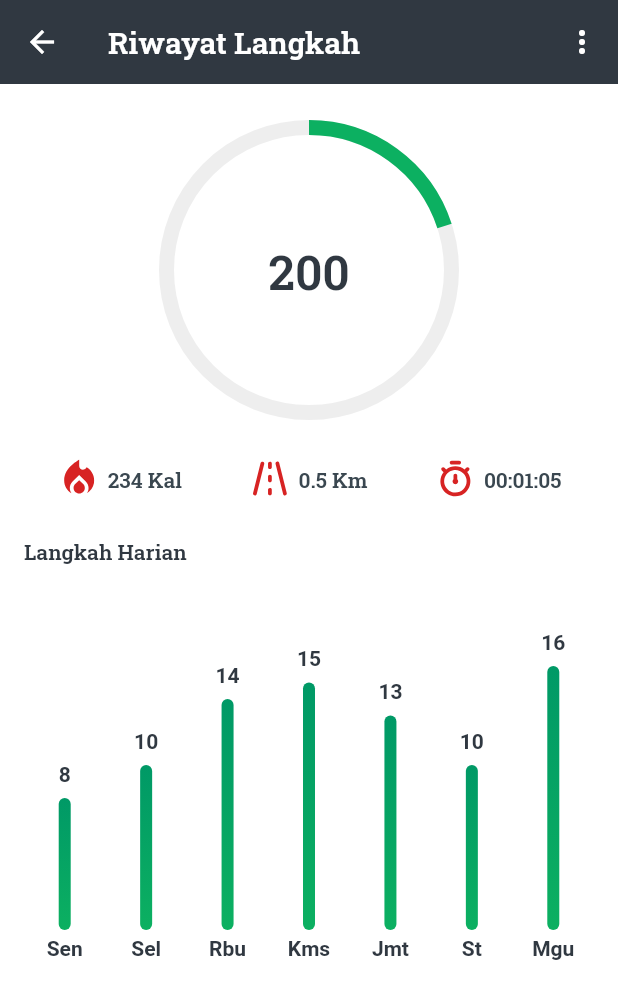
After one commit to roningrum/my_darling_app, a Flutter app: the screen it shows after launch, after a tap on "Langkah Hari Ini", on a phone screen of 412 x 824 dp. The commit adds this screen. Shown: the top 999 px of the screen. Run offline on Flutter 3.47's test engine with Material 2 defaults, Android fonts, the phone set to English and light mode, and no system bars; drawn by our look-alikes of fl_chart, percent_indicator; our stand-ins replace flutter_svg.

Commit message:
add riwayat langkah page

```diff
--- a/lib/page/home_screen.dart
+++ b/lib/page/home_screen.dart
@@ -1,5 +1,6 @@
 import 'package:flutter/material.dart';
 import 'package:flutter_svg/flutter_svg.dart';
+import 'package:my_darling_app/pedometer_page/pedometer_screen.dart';
 import 'package:my_darling_app/theme/theme.dart';
 import 'package:my_darling_app/widget/home_artikel_berita_item.dart';
 import 'package:my_darling_app/widget/home_menu_widget.dart';
@@ -40,7 +41,9 @@ class _HomeScreenState extends State<HomeScreen> {
                 crossAxisAlignment: CrossAxisAlignment.start,
                 children: [
                   Text('Selamat Pagi, Bambang Mulyanto', style:title.copyWith(fontSize: 16.0, color: primaryBlueBlack)),
-                  bannerWalking(),
+                  InkWell(child: bannerWalking(), onTap: (){
+                    Navigator.push(context, MaterialPageRoute(builder: (context) => const PedometerScreen()));
+                  }),
                   const SizedBox(
                     height: 24.0,
                   ),
@@ -93,8 +96,8 @@ class _HomeScreenState extends State<HomeScreen> {
         ),
       ),
       child: Row(
+        mainAxisAlignment:MainAxisAlignment.spaceAround,
         crossAxisAlignment: CrossAxisAlignment.start,
-        mainAxisAlignment:MainAxisAlignment.spaceAround,
         children: [
           Column(
             crossAxisAlignment: CrossAxisAlignment.start,
--- /dev/null
+++ b/lib/pedometer_page/pedometer_screen.dart
@@ -0,0 +1,261 @@
+import 'package:fl_chart/fl_chart.dart';
+import 'package:flutter/material.dart';
+import 'package:flutter_svg/flutter_svg.dart';
+import 'package:my_darling_app/theme/theme.dart';
+import 'package:percent_indicator/percent_indicator.dart';
+
+class PedometerScreen extends StatelessWidget {
+  const PedometerScreen({Key? key}) : super(key: key);
+
+  @override
+  Widget build(BuildContext context) {
+    return Scaffold(
+      backgroundColor: white,
+      appBar: AppBar(
+        backgroundColor: primaryBlueBlack,
+        iconTheme: const IconThemeData(
+          color: Colors.white, //change your color here
+        ),
+        elevation: 0,
+        title: Text('Riwayat Langkah', style: title.copyWith(color: white)),
+        actions: [
+          IconButton(onPressed: (){}, icon: Icon(Icons.more_vert,color: white))
+        ],
+      ),
+      body: Container(
+        padding: const EdgeInsets.only(left: 16.0, right: 16.0, top: 24.0),
+        child: Column(
+          crossAxisAlignment: CrossAxisAlignment.start,
+          children: [
+            Center(
+              child:CircularPercentIndicator(
+                radius: 100.0,
+                lineWidth: 10.0,
+                percent: 20/100,
+                center: Text('200', style: title.copyWith(fontSize: 32.0, color: primaryBlueBlack)),
+                backgroundColor: greyColor,
+                progressColor: const Color(0xff0CB061),
+              ),
+            ),
+            const SizedBox(height: 24.0),
+            Row(
+              mainAxisAlignment: MainAxisAlignment.spaceAround,
+              children: [
+                Row(
+                  children: [
+                    SvgPicture.asset('assets/icons/riwayat_kalori.svg', width: 30, height: 30),
+                    const SizedBox(width: 4.0),
+                    Text('234 Kal', style: regular.copyWith(color: secondaryBlueBlack, fontWeight: FontWeight.w600))
+                  ],
+                ),
+                Row(
+                  children: [
+                    SvgPicture.asset('assets/icons/distance.svg', width: 30, height: 30),
+                    const SizedBox(width: 4.0),
+                    Text('0.5 Km', style: regular.copyWith(color: secondaryBlueBlack, fontWeight: FontWeight.w600))
+                  ],
+                ),
+                Row(
+                  children: [
+                    SvgPicture.asset('assets/icons/time.svg', width: 30, height: 30),
+                    const SizedBox(width: 4.0),
+                    Text('00:01:05', style: regular.copyWith(color: secondaryBlueBlack, fontWeight: FontWeight.w600))
+                  ],
+                ),
+              ],
+            ),
+            const SizedBox(height: 24.0),
+            Text('Langkah Harian', style: title.copyWith(color: primaryBlueBlack)),
+            const SizedBox(height: 24.0),
+            SizedBox(
+              height: 250,
+              child: AspectRatio(
+                aspectRatio: 1.6,
+                child: BarChart(
+                  BarChartData(
+                    barTouchData: barTouchData,
+                    titlesData: titlesData,
+                    borderData: borderData,
+                    barGroups: barGroups,
+                    gridData: FlGridData(show: false),
+                    alignment: BarChartAlignment.spaceAround,
+                    maxY: 20,
+                  ),
+                ),
+              ),
+            )
+          ],
+        ),
+      ),
+    );
+  }
+
+  BarTouchData get barTouchData => BarTouchData(
+    enabled: true,
+    touchTooltipData: BarTouchTooltipData(
+      tooltipBgColor: Colors.transparent,
+      tooltipPadding: EdgeInsets.zero,
+      tooltipMargin: 8,
+      getTooltipItem: (
+          BarChartGroupData group,
+          int groupIndex,
+          BarChartRodData rod,
+          int rodIndex,
+          ) {
+        return BarTooltipItem(
+          rod.toY.round().toString(),
+          TextStyle(
+            color: primaryBlueBlack,
+            fontWeight: FontWeight.bold,
+          ),
+        );
+      },
+    ),
+  );
+
+  Widget getTitles(double value, TitleMeta meta) {
+    final style = TextStyle(
+      color: primaryBlueBlack,
+      fontWeight: FontWeight.bold,
+      fontSize: 14,
+    );
+    String text;
+    switch (value.toInt()) {
+      case 0:
+        text = 'Sen';
+        break;
+      case 1:
+        text = 'Sel';
+        break;
+      case 2:
+        text = 'Rbu';
+        break;
+      case 3:
+        text = 'Kms';
+        break;
+      case 4:
+        text = 'Jmt';
+        break;
+      case 5:
+        text = 'St';
+        break;
+      case 6:
+        text = 'Mgu';
+        break;
+      default:
+        text = '';
+        break;
+    }
+    return SideTitleWidget(
+      axisSide: meta.axisSide,
+      space: 4,
+      child: Text(text, style: style),
+    );
+  }
+
+  FlTitlesData get titlesData => FlTitlesData(
+    show: true,
+    bottomTitles: AxisTitles(
+      sideTitles: SideTitles(
+        showTitles: true,
+        reservedSize: 30,
+        getTitlesWidget: getTitles,
+      ),
+    ),
+    leftTitles: AxisTitles(
+      sideTitles: SideTitles(showTitles: false),
+    ),
+    topTitles: AxisTitles(
+      sideTitles: SideTitles(showTitles: false),
+    ),
+    rightTitles: AxisTitles(
+      sideTitles: SideTitles(showTitles: false),
+    ),
+  );
+
+  FlBorderData get borderData => FlBorderData(
+    show: false,
+  );
+
+  LinearGradient get _barsGradient => const LinearGradient(
+    colors: [
+      Color(0xff0CB061),
+      Color(0xff009966),
+    ],
+    begin: Alignment.bottomCenter,
+    end: Alignment.topCenter,
+  );
+
+  List<BarChartGroupData> get barGroups => [
+    BarChartGroupData(
+      x: 0,
+      barRods: [
+        BarChartRodData(
+          toY: 8,
+          gradient: _barsGradient,
+        )
+      ],
+      showingTooltipIndicators: [0],
+    ),
+    BarChartGroupData(
+      x: 1,
+      barRods: [
+        BarChartRodData(
+          toY: 10,
+          gradient: _barsGradient,
+        )
+      ],
+      showingTooltipIndicators: [0],
+    ),
+    BarChartGroupData(
+      x: 2,
+      barRods: [
+        BarChartRodData(
+          toY: 14,
+          gradient: _barsGradient,
+        )
+      ],
+      showingTooltipIndicators: [0],
+    ),
+    BarChartGroupData(
+      x: 3,
+      barRods: [
+        BarChartRodData(
+          toY: 15,
+          gradient: _barsGradient,
+        )
+      ],
+      showingTooltipIndicators: [0],
+    ),
+    BarChartGroupData(
+      x: 4,
+      barRods: [
+        BarChartRodData(
+          toY: 13,
+          gradient: _barsGradient,
+        )
+      ],
+      showingTooltipIndicators: [0],
+    ),
+    BarChartGroupData(
+      x: 5,
+      barRods: [
+        BarChartRodData(
+          toY: 10,
+          gradient: _barsGradient,
+        )
+      ],
+      showingTooltipIndicators: [0],
+    ),
+    BarChartGroupData(
+      x: 6,
+      barRods: [
+        BarChartRodData(
+          toY: 16,
+          gradient: _barsGradient,
+        )
+      ],
+      showingTooltipIndicators: [0],
+    ),
+  ];
+}
--- a/pubspec.yaml
+++ b/pubspec.yaml
@@ -37,6 +37,7 @@ dependencies:
   cupertino_icons: ^1.0.2
   flutter_svg: ^2.0.2
   percent_indicator: ^4.2.3
+  fl_chart: ^0.61.0
 
 dev_dependencies:
   flutter_test:
```
Also changed, not shown: assets/icons/distance.svg (added), assets/icons/riwayat_kalori.svg (added), assets/icons/time.svg (added), pubspec.lock.
